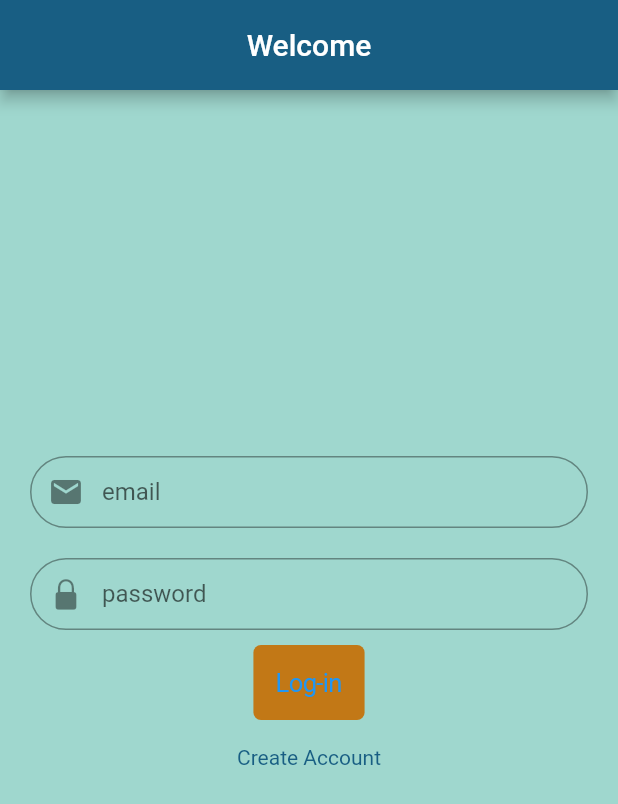
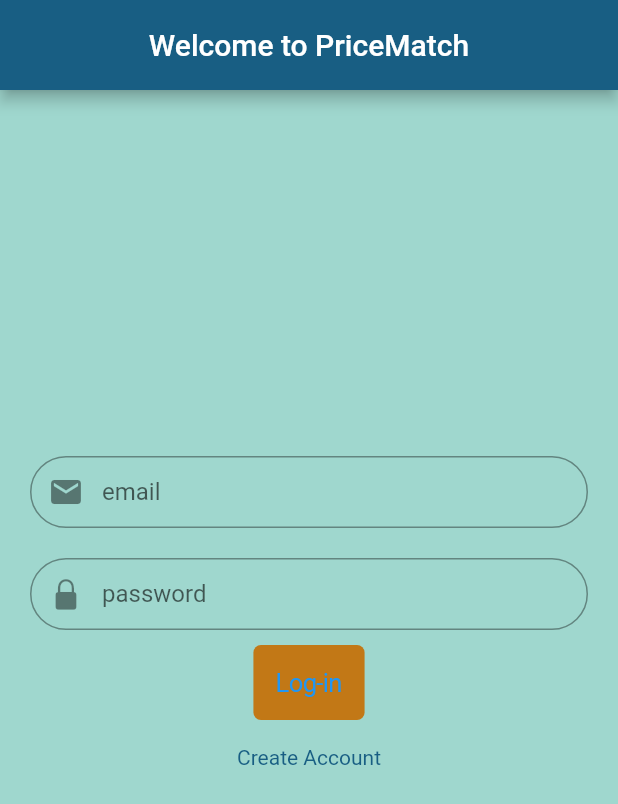
Before and after one commit to GarvMaheshwari/PriceMatch-Product-Comparison-App, a Flutter app: the screen it shows after launch, on a phone screen of 412 x 824 dp. Shown: the top 804 px of the screen. Run offline on Flutter 3.47's test engine with Material 2 defaults, Android fonts, the phone set to English and light mode, and no system bars; our stand-ins replace firebase_auth, firebase_core; accounts and stored records are empty.

Commit message:
added obscure text and updated Criterion A. It's ready to go

```diff
--- a/Product/pricematchapp/lib/main.dart
+++ b/Product/pricematchapp/lib/main.dart
@@ -33,7 +33,7 @@ class Login extends StatelessWidget {
               toolbarHeight: 60,
               automaticallyImplyLeading: false,
               backgroundColor: Color(0xFF185E83),
-              title: Text("Welcome"),
+              title: Text("Welcome to PriceMatch"),
             ),
             body: Container(
                 height: double.infinity,
@@ -58,34 +58,20 @@ class Login extends StatelessWidget {
                               SizedBox(height: 20.0),
                               //Password field
                               Container(
-                                width: 400,
-                                child: constants.customTextFormField(
-                                  controller: password,
-                                  hintText: "password",
-                                  errorMessage: "Incorrect Password",
-                                  name: CupertinoIcons.lock_fill,
-                                ),
-
-                                // child: TextFormField(
-                                //     controller: password,
-                                //     obscureText: true,
-                                //     // validator: (String value) {
-                                //     //   if (value.isEmpty) {
-                                //     //     return "Invalid Password";
-                                //     //   }
-                                //     //   return null;
-                                //     // },
-                                //     decoration: InputDecoration(
-                                //       prefixIcon:
-                                //           Icon(CupertinoIcons.lock_fill),
-                                //       hintText: "password",
-                                //       contentPadding: EdgeInsets.all(10.0),
-                                //       border: OutlineInputBorder(
-                                //         borderRadius:
-                                //             BorderRadius.circular(25),
-                                //       ),
-                                //     ),)
-                              ),
+                                  width: 400,
+                                  child: TextFormField(
+                                    controller: password,
+                                    obscureText: true,
+                                    decoration: InputDecoration(
+                                      prefixIcon:
+                                          Icon(CupertinoIcons.lock_fill),
+                                      hintText: "password",
+                                      contentPadding: EdgeInsets.all(10.0),
+                                      border: OutlineInputBorder(
+                                        borderRadius: BorderRadius.circular(25),
+                                      ),
+                                    ),
+                                  )),
                               SizedBox(height: 10.0),
                               CupertinoButton(
                                   onPressed: () async {
```
